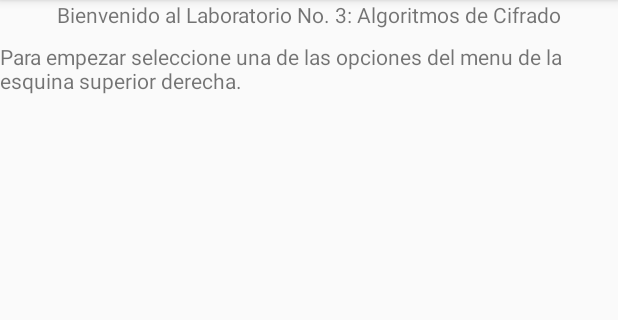
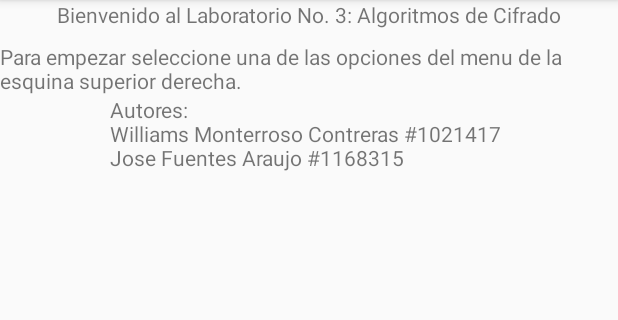
Before and after one commit to willson61/Laboratorio_3_Cifrado, an Android app: the screen it shows after launch (MainActivity), on a phone screen of 412 x 824 dp, the part 84-404 px from its top. Run offline under Robolectric (Android 15) with nearby library versions, the phone set to English and light mode, and no system bars.

Commit message:
Agregando autores

```diff
--- a/app/src/main/res/layout/activity_main.xml
+++ b/app/src/main/res/layout/activity_main.xml
@@ -22,4 +22,12 @@
         android:layout_marginTop="28dp"
         android:text="@string/para_empezar_seleccione_una_de_las_opciones_del_menu_de_la_esquina_superior_derecha" />
 
+    <TextView
+        android:id="@+id/textView2"
+        android:layout_width="wrap_content"
+        android:layout_height="wrap_content"
+        android:layout_below="@+id/textView"
+        android:layout_centerHorizontal="true"
+        android:text="@string/autores_nwilliams_monterroso_contreras_1021417_njose_fuentes_araujo_1168315" />
+
 </RelativeLayout>
--- a/app/src/main/res/values/strings.xml
+++ b/app/src/main/res/values/strings.xml
@@ -20,4 +20,5 @@
     <string name="ingrese_el_nivel_de_cifrado">Ingrese el nivel de cifrado:</string>
     <string name="bienvenido_al_laboratorio_no_3_algoritmos_de_cifrado">Bienvenido al Laboratorio No. 3: Algoritmos de Cifrado</string>
     <string name="para_empezar_seleccione_una_de_las_opciones_del_menu_de_la_esquina_superior_derecha">Para empezar seleccione una de las opciones del menu de la esquina superior derecha.</string>
+    <string name="autores_nwilliams_monterroso_contreras_1021417_njose_fuentes_araujo_1168315">Autores: \nWilliams Monterroso Contreras #1021417 \nJose Fuentes Araujo #1168315</string>
 </resources>
```
